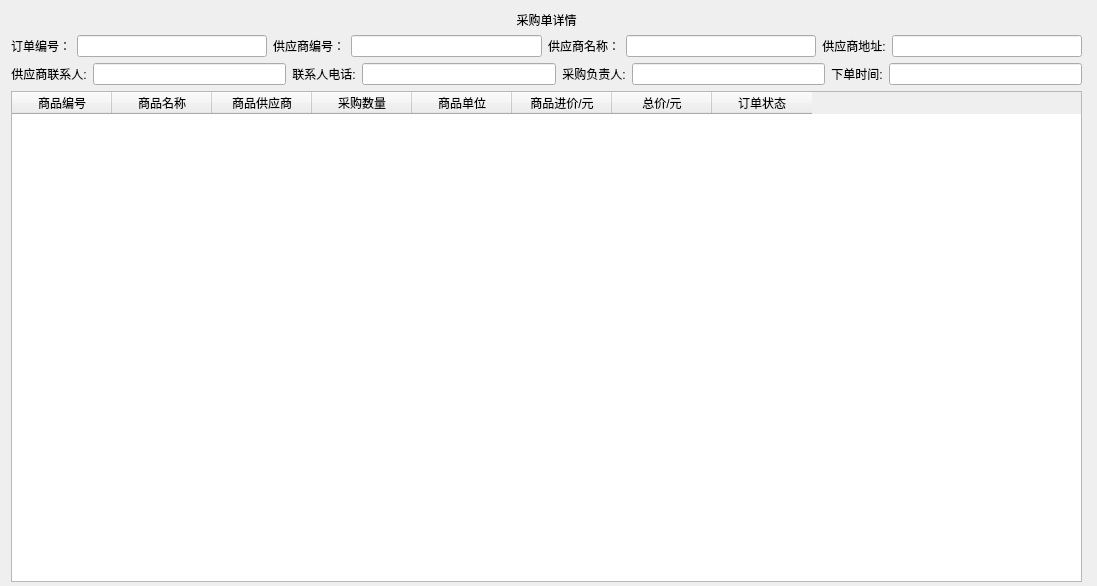
Before: the Qt Designer form UI/Orderinfo_widget.ui in RunpuWei/InvoicingManagementSystem, drawn with Qt 5.
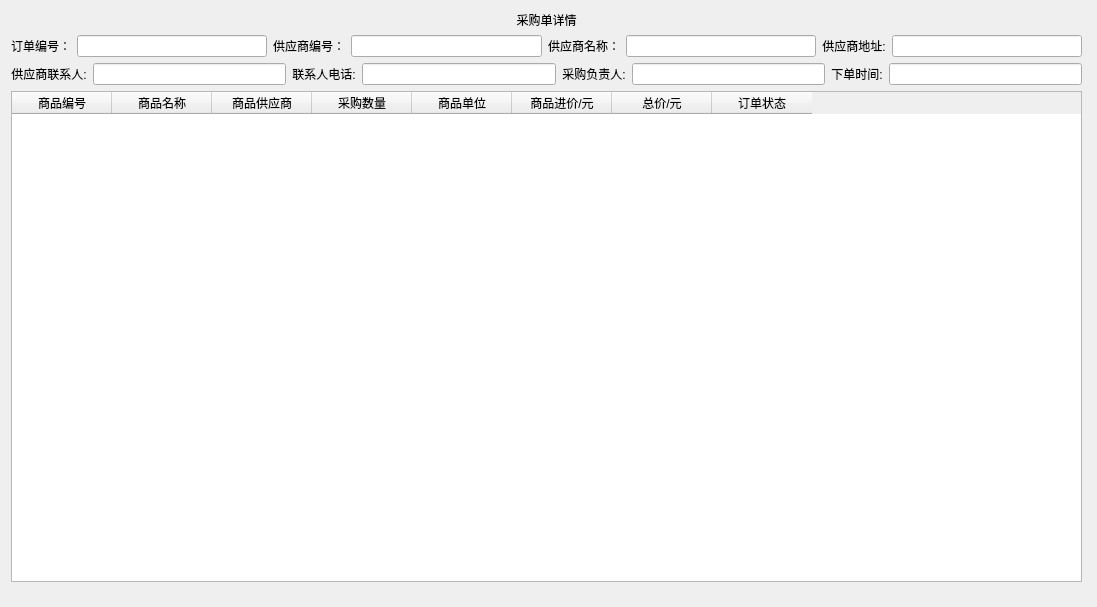
After: the same form once the commit is applied. Icons and pictures are not drawn.

Diff of the .ui file:
```diff
--- a/UI/Orderinfo_widget.ui
+++ b/UI/Orderinfo_widget.ui
@@ -7,7 +7,7 @@
     <x>0</x>
     <y>0</y>
     <width>1097</width>
-    <height>586</height>
+    <height>607</height>
    </rect>
   </property>
   <property name="windowTitle">
```
